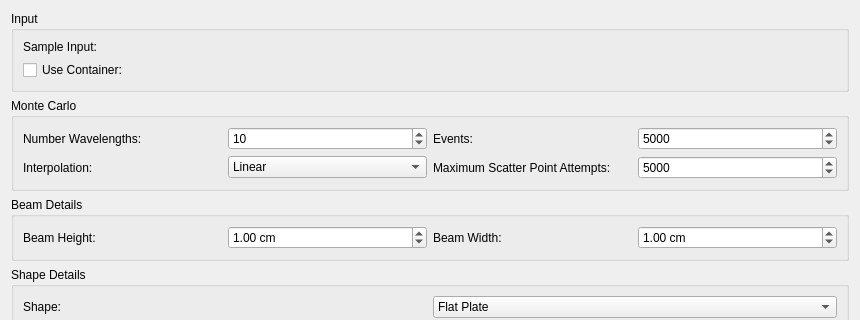
This is qt/scientific_interfaces/Indirect/AbsorptionCorrections.ui in mantidproject/mantid as Qt 5 draws it before an edit; both pictures show x 0 to 860 and y 0 to 320 of the 860 by 773 pixel window. The edited form follows.
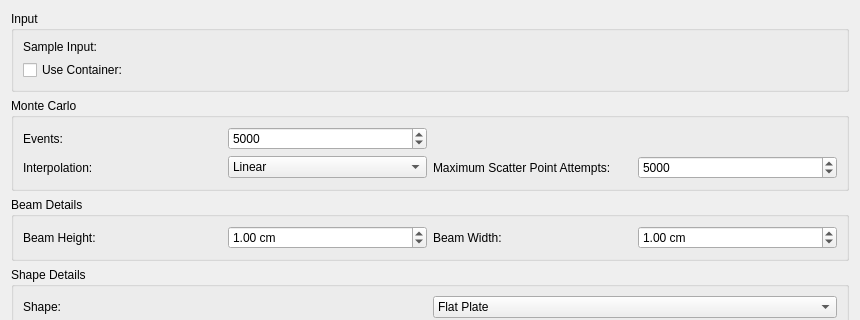
This is the edited form. Custom widgets are drawn as their Qt base class.

Commit message:
Update Calculate Monte Carlo tab to call new PaalmanPings algorithm
The CalculateMonteCarloAbsorption algorithm has been superseded by PaalmanPingsMonteCarloAbsorption.
Update the Indirect, Corrections UI to call the new algorithm. There are a small number of parameters
that are different between the two algorithms so adjust these also eg NumberOfWavelengths has been
remove

```diff
--- a/qt/scientific_interfaces/Indirect/AbsorptionCorrections.ui
+++ b/qt/scientific_interfaces/Indirect/AbsorptionCorrections.ui
@@ -114,7 +114,7 @@
       <bool>false</bool>
      </property>
      <layout class="QGridLayout" name="gridLayout_3">
-      <item row="1" column="2">
+      <item row="1" column="0">
        <widget class="QLabel" name="lbNumberEvents">
         <property name="text">
          <string>Events:</string>
@@ -122,29 +122,6 @@
        </widget>
       </item>
       <item row="1" column="1">
-       <widget class="QSpinBox" name="spNumberWavelengths">
-        <property name="minimum">
-         <number>1</number>
-        </property>
-        <property name="maximum">
-         <number>10000</number>
-        </property>
-        <property name="singleStep">
-         <number>1</number>
-        </property>
-        <property name="value">
-         <number>10</number>
-        </property>
-       </widget>
-      </item>
-      <item row="1" column="0">
-       <widget class="QLabel" name="lbNumberWavelengths">
-        <property name="text">
-         <string>Number Wavelengths:</string>
-        </property>
-       </widget>
-      </item>
-      <item row="1" column="4">
        <widget class="QSpinBox" name="spNumberEvents">
         <property name="maximum">
          <number>1000000</number>
```
Left out of the diff: 1 changed line with no effect on the pictures. The commit also changes 1 other file.
